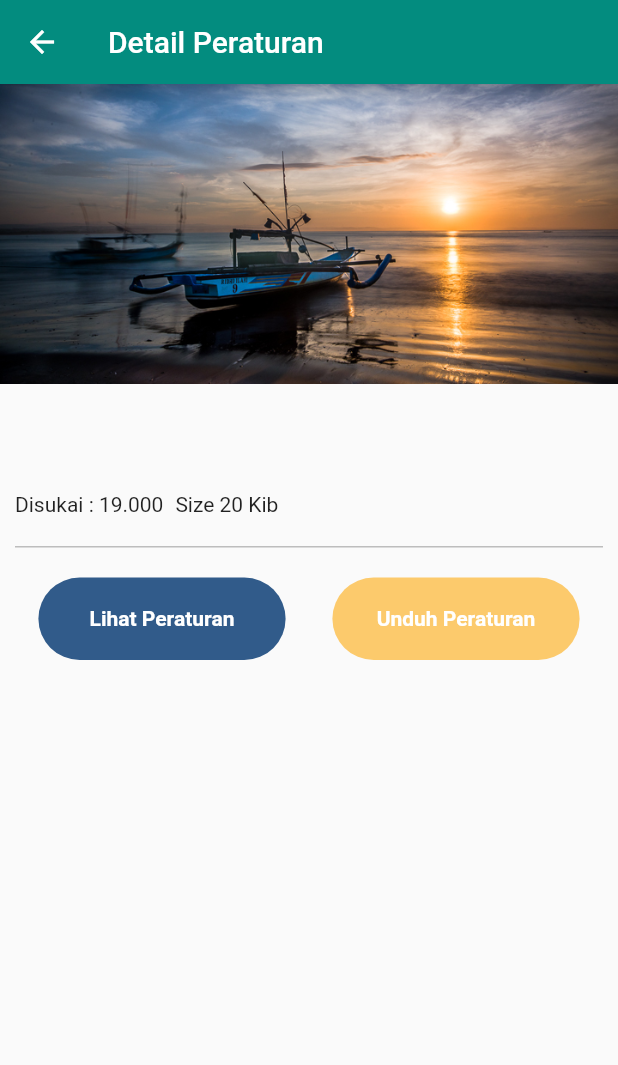
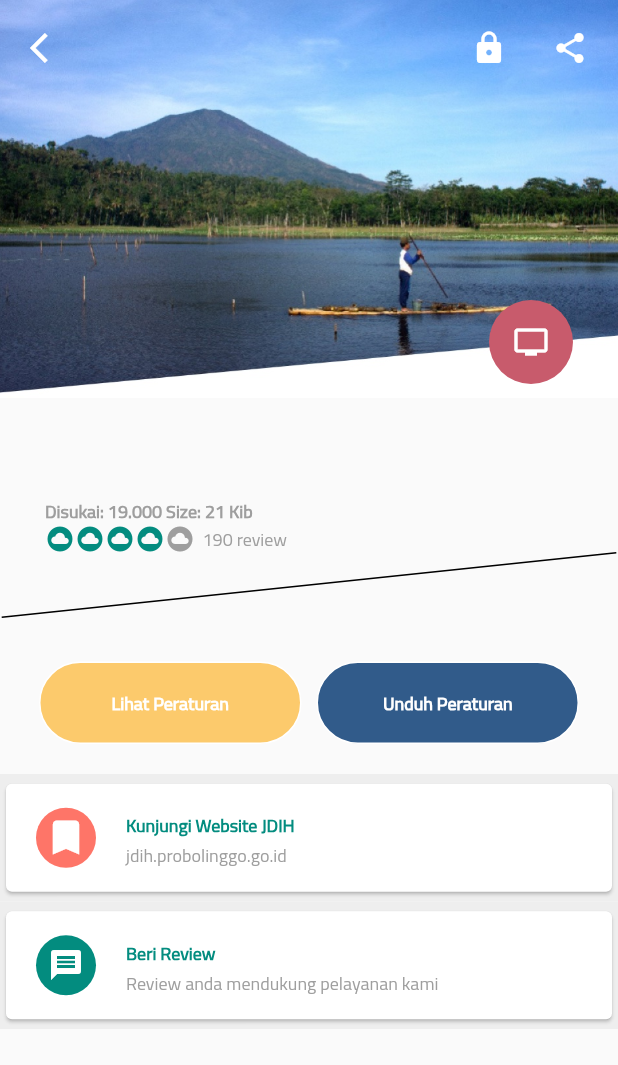
Before and after one commit to renalazy/jdih_app, a Flutter app: the DetailPage screen opened directly with empty values, on a phone screen of 412 x 824 dp. Shown: the top 1065 px of the screen. Run offline on Flutter 3.47's test engine with Material 2 defaults, Android fonts, the phone set to English and light mode, and no system bars; missing offline and left inert: dart:ffi.

Commit message:
mengganti detail peraturan

```diff
--- a/lib/list_peraturan.dart
+++ b/lib/list_peraturan.dart
@@ -99,131 +99,266 @@ class DetailPage extends StatelessWidget {
   @override
   Widget build(BuildContext context) {
     return Scaffold(
-      appBar: AppBar(
-        backgroundColor: Color(0xFFF038C7F),
-        // title: Text(perundangan.noPeraturan.toString()),
-        title: Text("Detail Peraturan"),
-      ),
-      body: Stack(
+        body: SingleChildScrollView(
+            child: Column(
           children: <Widget>[
             Container(
-              height: 200,
-              decoration: BoxDecoration(
-                image: DecorationImage(
-                    image: AssetImage("images/foto.jpg"), fit: BoxFit.cover),
-              )),
-          Align(
-            alignment: Alignment.bottomCenter,
+              child: Stack(
+                children: <Widget>[
+                  Container(
+                    child: Image(
+                      image: AssetImage('images/perda.jpg'),
+                      height: 265.0,
+                      fit: BoxFit.cover,
+                    ),
+                  ),
+                  SafeArea(
                     child: Container(
-              margin: EdgeInsets.fromLTRB(10, 220, 10, 10),
-              child: Column(
-                crossAxisAlignment: CrossAxisAlignment.start,
+                      margin: EdgeInsets.only(top: 20.0, left: 20.0),
+                      child: Icon(
+                        Icons.arrow_back_ios,
+                        color: Colors.white,
+                      ),
+                    ),
+                  ),
+                  SafeArea(
+                    child: Container(
+                      margin: EdgeInsets.only(top: 20.0, right: 20.0),
+                      child: Row(
+                        mainAxisAlignment: MainAxisAlignment.end,
                         children: <Widget>[
-                  Text(
-                    perundangan.singkatanJenis,
-                    style: TextStyle(
-                        fontWeight: FontWeight.w700, color: Color(0xFFFFE8377)),
+                          Icon(Icons.lock, color: Colors.white),
+                          SizedBox(width: 30.0),
+                          Icon(Icons.share, color: Colors.white)
+                        ],
+                      ),
+                    ),
                   ),
                   Container(
-                    margin: EdgeInsets.only(top: 10),
+                    margin: EdgeInsets.only(top: 200.0, right: 30.0),
+                    child: Row(
+                      mainAxisAlignment: MainAxisAlignment.end,
+                      children: <Widget>[
+                        FloatingActionButton(
+                          backgroundColor: Color(0xFFC85B6C),
+                          elevation: 0,
+                          child: Icon(Icons.tv, color: Colors.white),
+                          onPressed: () {},
+                        ),
+                      ],
+                    ),
+                  ),
+                ],
+              ),
+            ),
+            SizedBox(height: 20.0),
+            Container(
+              margin: EdgeInsets.only(left: 30.0),
+              child: Column(
+                children: <Widget>[
+                  Align(
+                    alignment: Alignment.centerLeft,
+                    child: Text(
+                      perundangan.jenis,
+                      style: TextStyle(
+                        fontFamily: 'TitilliumWeb',
+                        fontSize: 12.0,
+                        fontWeight: FontWeight.bold,
+                        color: Color(0xFFFE7568),
+                      ),
+                    ),
+                  ),
+                  Align(
+                    alignment: Alignment.centerLeft,
                     child: Text(
                       perundangan.judul,
-                      style: TextStyle(fontWeight: FontWeight.w700),
+                      style: TextStyle(
+                        fontFamily: 'TitilliumWeb',
+                        fontSize: 12.0,
+                        fontWeight: FontWeight.bold,
+                        color: Colors.black,
+                      ),
+                    ),
+                  ),
+                  SizedBox(height: 10.0),
+                  Align(
+                    alignment: Alignment.centerLeft,
+                    child: Text(
+                      'Disukai: 19.000 Size: 21 Kib',
+                      style: TextStyle(
+                        fontFamily: 'TitilliumWeb',
+                        fontSize: 12.0,
+                        fontWeight: FontWeight.bold,
+                        color: Colors.grey,
+                      ),
                     ),
                   ),
                   Row(
                     children: <Widget>[
-                      Container(
-                          margin: EdgeInsets.only(top: 10),
-                          child: Text("Disukai : 19.000")),
-                      Container(
-                        margin: EdgeInsets.fromLTRB(8, 10, 0, 0),
-                        child: Text("Size 20 Kib"),
+                      Icon(
+                        Icons.cloud_circle,
+                        color: Color(0xFF038C7F),
+                        size: 20.0,
+                      ),
+                      Icon(
+                        Icons.cloud_circle,
+                        color: Color(0xFF038C7F),
+                        size: 20.0,
+                      ),
+                      Icon(
+                        Icons.cloud_circle,
+                        color: Color(0xFF038C7F),
+                        size: 20.0,
+                      ),
+                      Icon(
+                        Icons.cloud_circle,
+                        color: Color(0xFF038C7F),
+                        size: 20.0,
+                      ),
+                      Icon(
+                        Icons.cloud_circle,
+                        color: Colors.grey,
+                        size: 20.0,
+                      ),
+                      SizedBox(width: 5.0),
+                      Text(
+                        '190 review',
+                        style: TextStyle(
+                            fontSize: 12.0,
+                            fontFamily: 'TitilliumWeb',
+                            color: Colors.grey),
+                      )
+                    ],
                   )
                 ],
               ),
+            ),
+            SizedBox(height: 20.0),
+            Transform.rotate(
+              angle: -3.14 / 30,
+              child: Divider(
+                color: Colors.black,
+                height: 2.0,
+                thickness: 1.0,
+              ),
+            ),
+            SizedBox(height: 50.0),
+            Row(
+              mainAxisAlignment: MainAxisAlignment.center,
+              children: <Widget>[
                 Container(
-                      margin: EdgeInsets.only(top: 20),
-                      height: 1.0,
-                      color: Colors.grey.shade400),
-                  Container(
-                    margin: EdgeInsets.only(top: 20),
-                    child: Row(
-                      mainAxisAlignment: MainAxisAlignment.spaceAround,
-                      children: <Widget>[
-                        SizedBox(
-                          width: MediaQuery.of(context).size.width * 0.4,
-                          height: 55,
-                          child: Container(
-                            child: Material(
-                              borderRadius: BorderRadius.circular(100),
-                              color: Colors.transparent,
-                              child: InkWell(
-                                borderRadius: BorderRadius.circular(100),
-                                splashColor: Colors.blue,
-                                onTap: () {},
+                  height: 55.0,
+                  width: 175.0,
+                  decoration: BoxDecoration(
+                    border: Border.all(width: 1, color: Colors.white),
+                    borderRadius: BorderRadius.circular(50.0),
+                    color: Color(0xFFFCCA6C),
+                  ),
                   child: Center(
                     child: Text(
-                                    "Lihat Peraturan",
+                      'Lihat Peraturan',
                       style: TextStyle(
+                        fontSize: 12.0,
+                        fontFamily: 'TitilliumWeb',
+                        fontWeight: FontWeight.bold,
                         color: Colors.white,
-                                        fontWeight: FontWeight.w700),
                       ),
                     ),
                   ),
                 ),
+                SizedBox(width: 10.0),
+                Container(
+                  height: 55.0,
+                  width: 175.0,
                   decoration: BoxDecoration(
-                                borderRadius: BorderRadius.circular(100),
-                                gradient: LinearGradient(
-                                    colors: [
-                                      Color(0xFFF315B8A),
-                                      Color(0xFFF315B8A)
-                                    ],
-                                    begin: Alignment.topCenter,
-                                    end: Alignment.bottomCenter)),
+                    border: Border.all(width: 1, color: Colors.white),
+                    borderRadius: BorderRadius.circular(50.0),
+                    color: Color(0xFF315B8A),
                   ),
-                        ),
-                        SizedBox(
-                          width: MediaQuery.of(context).size.width * 0.4,
-                          height: 55,
-                          child: Container(
-                            child: Material(
-                              borderRadius: BorderRadius.circular(100),
-                              color: Colors.transparent,
-                              child: InkWell(
-                                borderRadius: BorderRadius.circular(100),
-                                splashColor: Colors.amber,
-                                onTap: () {},
                   child: Center(
                     child: Text(
-                                    "Unduh Peraturan",
+                      'Unduh Peraturan',
                       style: TextStyle(
+                        fontSize: 12.0,
+                        fontFamily: 'TitilliumWeb',
+                        fontWeight: FontWeight.bold,
                         color: Colors.white,
-                                        fontWeight: FontWeight.w700),
                       ),
                     ),
                   ),
                 ),
-                            decoration: BoxDecoration(
-                                borderRadius: BorderRadius.circular(100),
-                                gradient: LinearGradient(
-                                    colors: [
-                                      Color(0xFFFFCCA6C),
-                                      Color(0xFFFFCCA6C)
-                                    ],
-                                    begin: Alignment.topCenter,
-                                    end: Alignment.bottomCenter)),
-                          ),
-                        )
               ],
             ),
-                  )
-                ],
+            SizedBox(height: 20.0),
+            Container(
+              color: Colors.grey.shade200,
+              padding: EdgeInsets.symmetric(vertical: 2.5),
+              child: Card(
+                child: ListTile(
+                  leading: FloatingActionButton(
+                    heroTag: "btn2",
+                    elevation: 0,
+                    mini: true,
+                    backgroundColor: Color(0xFFFE7568),
+                    child:
+                        Icon(Icons.bookmark, color: Colors.white, size: 30.0),
+                    onPressed: () {},
+                  ),
+                  title: Text(
+                    'Kunjungi Website JDIH',
+                    style: TextStyle(
+                      fontFamily: 'TitilliumWeb',
+                      fontSize: 12.0,
+                      fontWeight: FontWeight.bold,
+                      color: Color(0xFF038C7F),
                     ),
                   ),
-          )
+                  subtitle: Text(
+                    'jdih.probolinggo.go.id',
+                    style: TextStyle(
+                        fontSize: 12.0,
+                        fontFamily: 'Titilliumweb',
+                        color: Colors.grey),
+                  ),
+                ),
+              ),
+            ),
+            Container(
+              color: Colors.grey.shade200,
+              padding: EdgeInsets.symmetric(vertical: 2.5),
+              child: Card(
+                child: ListTile(
+                  leading: FloatingActionButton(
+                    heroTag: "btn1",
+                    elevation: 0,
+                    backgroundColor: Color(0xFF038C7F),
+                    mini: true,
+                    child: Icon(
+                      Icons.message,
+                      color: Colors.white,
+                    ),
+                    onPressed: () {},
+                  ),
+                  title: Text(
+                    'Beri Review',
+                    style: TextStyle(
+                      fontFamily: 'TitilliumWeb',
+                      fontSize: 12.0,
+                      fontWeight: FontWeight.bold,
+                      color: Color(0xFF038C7F),
+                    ),
+                  ),
+                  subtitle: Text(
+                    'Review anda mendukung pelayanan kami',
+                    style: TextStyle(
+                        fontSize: 12.0,
+                        fontFamily: 'Titilliumweb',
+                        color: Colors.grey),
+                  ),
+                ),
+              ),
+            ),
           ],
-      ),
-    );
+        )));
   }
 }
```
Lines whose indentation alone changed are shown as unchanged.
